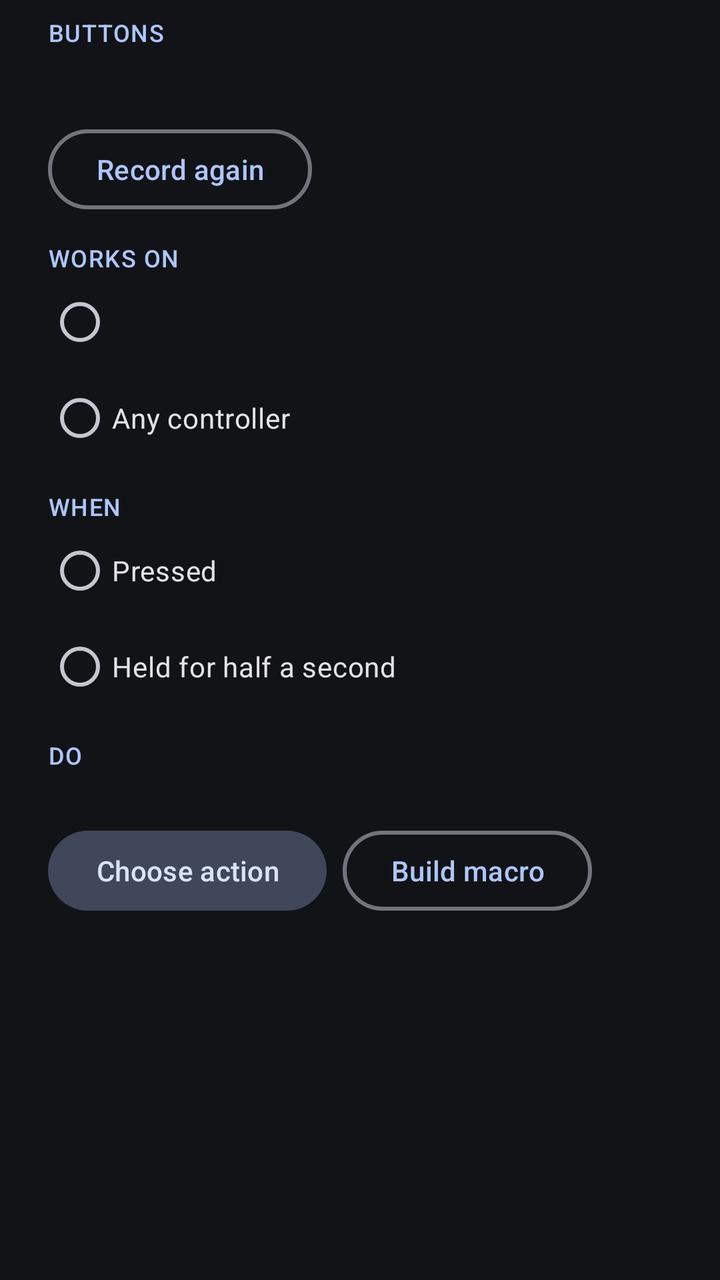
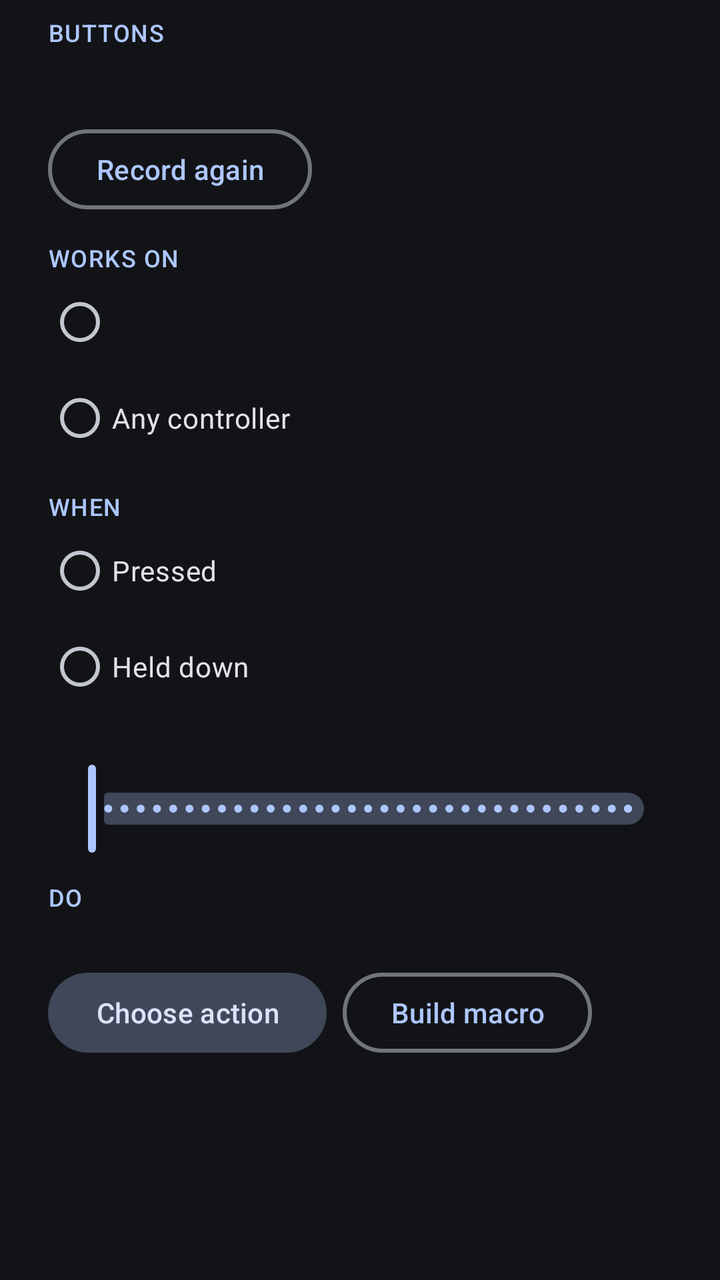

The first picture is an Android layout as it rendered before a commit; the second is the same layout after the commit. The layout source and the unified diff follow.
<!-- AndroidManifest.xml: application theme Theme.DockPad -->
<!-- res/layout/dialog_shortcut.xml -->
<?xml version="1.0" encoding="utf-8"?>
<ScrollView xmlns:android="http://schemas.android.com/apk/res/android"
    android:layout_width="match_parent"
    android:layout_height="wrap_content">

    <LinearLayout
        android:layout_width="match_parent"
        android:layout_height="wrap_content"
        android:orientation="vertical"
        android:paddingStart="24dp"
        android:paddingEnd="24dp"
        android:paddingTop="8dp">

        <TextView
            android:layout_width="wrap_content"
            android:layout_height="wrap_content"
            android:text="BUTTONS"
            android:textAppearance="?attr/textAppearanceLabelMedium"
            android:textColor="?attr/colorPrimary" />

        <TextView
            android:id="@+id/trigger_text"
            android:layout_width="wrap_content"
            android:layout_height="wrap_content"
            android:layout_marginTop="4dp"
            android:textAppearance="?attr/textAppearanceHeadlineSmall" />

        <com.google.android.material.button.MaterialButton
            android:id="@+id/rerecord"
            style="?attr/materialButtonOutlinedStyle"
            android:layout_width="wrap_content"
            android:layout_height="wrap_content"
            android:text="Record again" />

        <TextView
            android:layout_width="wrap_content"
            android:layout_height="wrap_content"
            android:layout_marginTop="12dp"
            android:text="WORKS ON"
            android:textAppearance="?attr/textAppearanceLabelMedium"
            android:textColor="?attr/colorPrimary" />

        <RadioGroup
            android:id="@+id/scope_group"
            android:layout_width="match_parent"
            android:layout_height="wrap_content">

            <RadioButton
                android:foreground="@drawable/focus_ring"
                android:id="@+id/scope_device"
                android:layout_width="match_parent"
                android:layout_height="wrap_content" />

            <RadioButton
                android:foreground="@drawable/focus_ring"
                android:id="@+id/scope_any"
                android:layout_width="match_parent"
                android:layout_height="wrap_content"
                android:text="Any controller" />
        </RadioGroup>

        <TextView
            android:layout_width="wrap_content"
            android:layout_height="wrap_content"
            android:layout_marginTop="12dp"
            android:text="WHEN"
            android:textAppearance="?attr/textAppearanceLabelMedium"
            android:textColor="?attr/colorPrimary" />

        <RadioGroup
            android:id="@+id/when_group"
            android:layout_width="match_parent"
            android:layout_height="wrap_content">

            <RadioButton
                android:foreground="@drawable/focus_ring"
                android:id="@+id/when_press"
                android:layout_width="match_parent"
                android:layout_height="wrap_content"
                android:text="Pressed" />

            <RadioButton
                android:foreground="@drawable/focus_ring"
                android:id="@+id/when_hold"
                android:layout_width="match_parent"
                android:layout_height="wrap_content"
                android:text="Held for half a second" />
        </RadioGroup>

        <TextView
            android:layout_width="wrap_content"
            android:layout_height="wrap_content"
            android:layout_marginTop="12dp"
            android:text="DO"
            android:textAppearance="?attr/textAppearanceLabelMedium"
            android:textColor="?attr/colorPrimary" />

        <TextView
            android:id="@+id/action_text"
            android:layout_width="wrap_content"
            android:layout_height="wrap_content"
            android:layout_marginTop="4dp"
            android:textAppearance="?attr/textAppearanceTitleMedium" />

        <LinearLayout
            android:layout_width="match_parent"
            android:layout_height="wrap_content"
            android:orientation="horizontal">

            <com.google.android.material.button.MaterialButton
                android:id="@+id/choose_action"
                style="@style/DockPad.Button.Tonal"
                android:layout_width="wrap_content"
                android:layout_height="wrap_content"
                android:layout_marginEnd="8dp"
                android:text="Choose action" />

            <com.google.android.material.button.MaterialButton
                android:id="@+id/build_macro"
                style="?attr/materialButtonOutlinedStyle"
                android:layout_width="wrap_content"
                android:layout_height="wrap_content"
                android:text="Build macro" />
        </LinearLayout>

        <TextView
            android:id="@+id/hint_text"
            android:layout_width="wrap_content"
            android:layout_height="wrap_content"
            android:layout_marginTop="8dp"
            android:textAppearance="?attr/textAppearanceBodySmall"
            android:textColor="?attr/colorOnSurfaceVariant" />
    </LinearLayout>
</ScrollView>
<!-- resources referenced by this layout -->
<resources>
  <!-- drawable focus_ring (drawable) -->
  <?xml version="1.0" encoding="utf-8"?>
  <selector xmlns:android="http://schemas.android.com/apk/res/android">
      <item android:state_focused="true">
          <shape android:shape="rectangle">
              <stroke android:width="3dp" android:color="?attr/colorPrimary" />
              <corners android:radius="12dp" />
              <solid android:color="#1FFFFFFF" />
          </shape>
      </item>
      <item>
          <shape android:shape="rectangle">
              <solid android:color="@android:color/transparent" />
          </shape>
      </item>
  </selector>
  <style name="DockPad.Button.Tonal" parent="Widget.Material3.Button.TonalButton">
          <item name="strokeColor">@color/focus_stroke</item>
          <item name="strokeWidth">3dp</item>
      </style>
  <style name="Theme.DockPad" parent="Theme.Material3.DynamicColors.Dark.NoActionBar">
          <item name="android:statusBarColor">@android:color/transparent</item>
          <item name="android:navigationBarColor">@android:color/transparent</item>
          <item name="materialButtonStyle">@style/DockPad.Button</item>
          <item name="materialButtonOutlinedStyle">@style/DockPad.Button.Outlined</item>
          <item name="materialAlertDialogTheme">@style/DockPad.Dialog</item>
      </style>
  <style name="DockPad.Button" parent="Widget.Material3.Button">
          <item name="strokeColor">@color/focus_stroke</item>
          <item name="strokeWidth">3dp</item>
      </style>
  <style name="DockPad.Button.Outlined" parent="Widget.Material3.Button.OutlinedButton">
          <item name="strokeColor">@color/focus_stroke_outline</item>
          <item name="strokeWidth">2dp</item>
      </style>
  <style name="DockPad.Dialog" parent="ThemeOverlay.Material3.MaterialAlertDialog">
          <item name="buttonBarPositiveButtonStyle">@style/DockPad.Button.Text</item>
          <item name="buttonBarNegativeButtonStyle">@style/DockPad.Button.Text</item>
          <item name="buttonBarNeutralButtonStyle">@style/DockPad.Button.Text</item>
          <item name="materialButtonStyle">@style/DockPad.Button</item>
          <item name="materialButtonOutlinedStyle">@style/DockPad.Button.Outlined</item>
      </style>
  <style name="DockPad.Button.Text" parent="Widget.Material3.Button.TextButton">
          <item name="strokeColor">@color/focus_stroke</item>
          <item name="strokeWidth">3dp</item>
      </style>
</resources>

<!-- the commit's change to res/layout/dialog_shortcut.xml (unified diff, before → after) -->
@@ -84,8 +84,23 @@
                 android:id="@+id/when_hold"
                 android:layout_width="match_parent"
                 android:layout_height="wrap_content"
-                android:text="Held for half a second" />
+                android:text="Held down" />
         </RadioGroup>
+
+        <TextView
+            android:id="@+id/hold_label"
+            android:layout_width="wrap_content"
+            android:layout_height="wrap_content"
+            android:layout_marginTop="4dp"
+            android:textAppearance="?attr/textAppearanceBodyMedium" />
+
+        <com.google.android.material.slider.Slider
+            android:id="@+id/hold_time"
+            android:layout_width="match_parent"
+            android:layout_height="wrap_content"
+            android:stepSize="0.1"
+            android:valueFrom="0.3"
+            android:valueTo="10.0" />
 
         <TextView
             android:layout_width="wrap_content"
